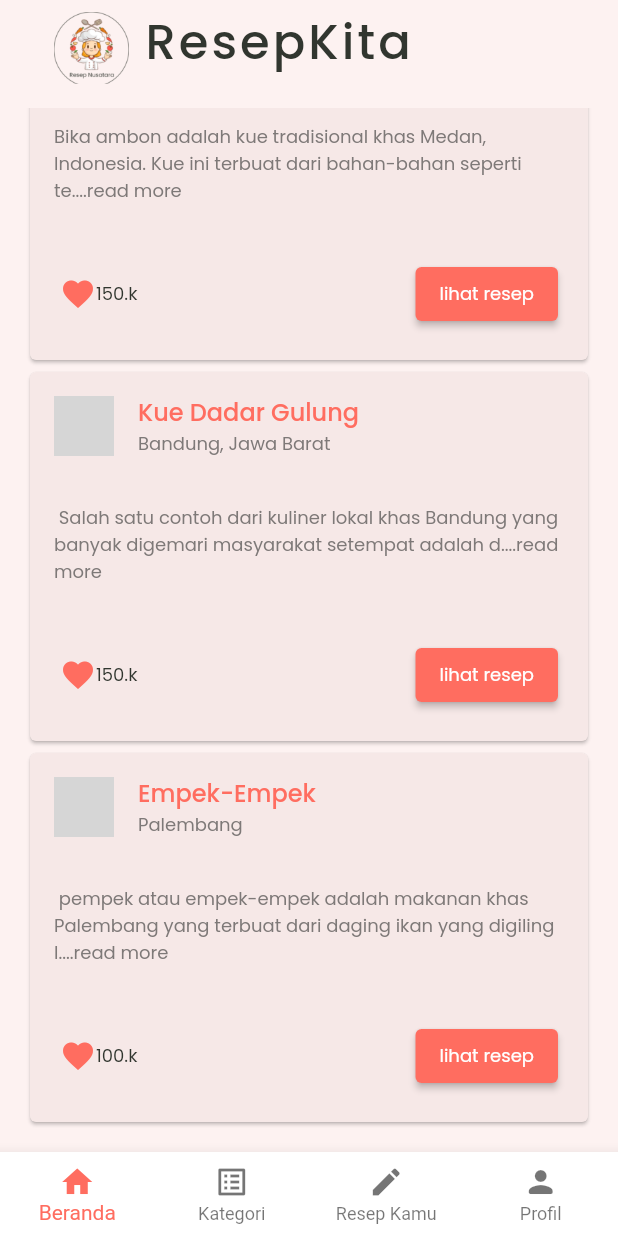
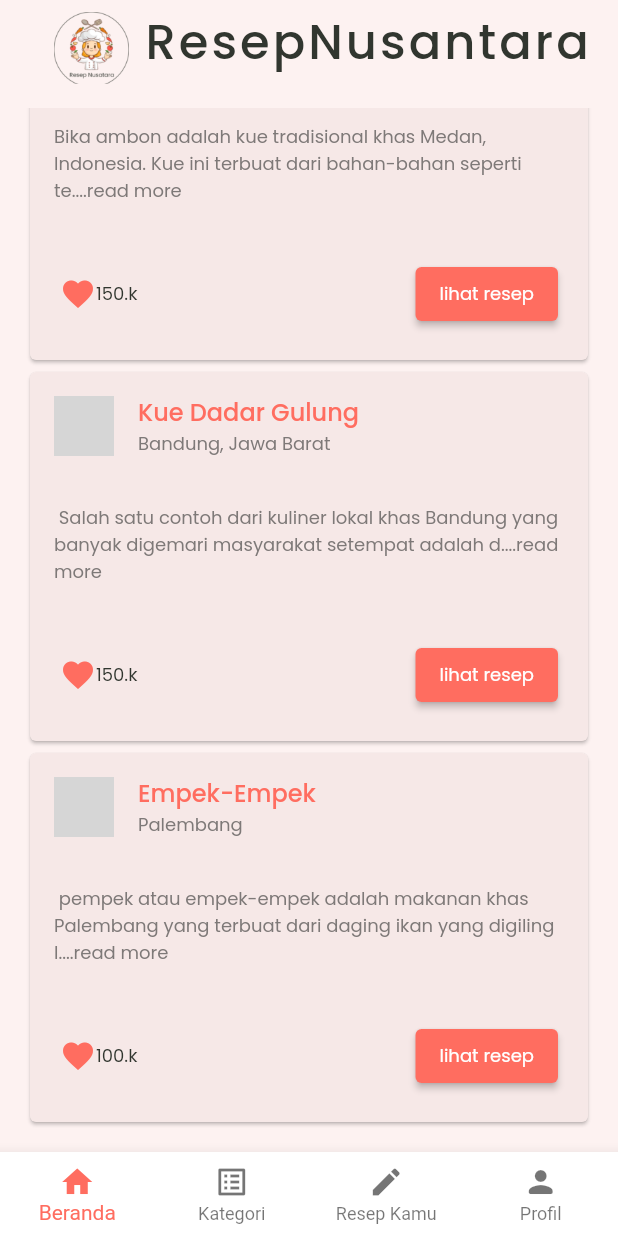
Before and after one commit to thiyaraal/Mini-Project-Alterra, a Flutter app: the screen it shows after launch, scrolled down 1944 dp, on a phone screen of 412 x 824 dp. Run offline on Flutter 3.47's test engine with Material 2 defaults, Android fonts, the phone set to English and light mode, and no system bars; our stand-ins replace carousel_slider, flutter_svg, getwidget, google_fonts; network calls fail; grey boxes are pictures that could not be loaded.

Commit message:
perbaikan nama

```diff
--- a/Project/mini_project_resepkita/lib/screen/homepagescreen.dart
+++ b/Project/mini_project_resepkita/lib/screen/homepagescreen.dart
@@ -44,7 +44,7 @@ class _HomePageResepNusantaraState extends State<HomePageResepNusantara> {
               ),
             ),
             Text(
-              "ResepKita",
+              "ResepNusantara",
               style: TextCustome().medium.copyWith(
                   letterSpacing: 2, fontSize: 32, fontWeight: FontWeight.w500),
             ),
```
